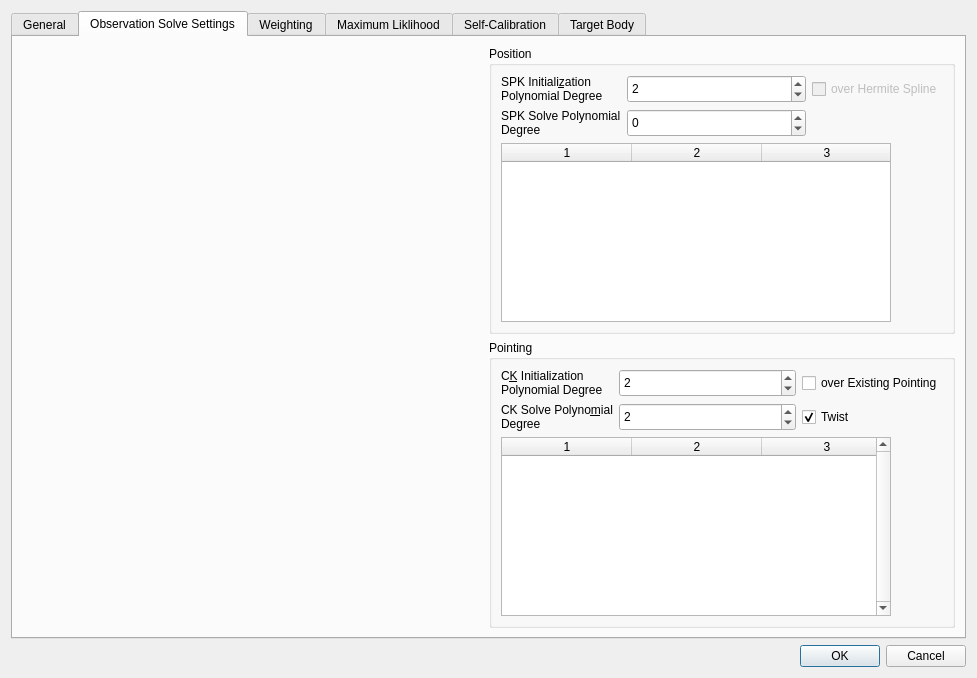
The window that isis/src/qisis/objs/JigsawSetupDialog/JigsawSetupDialog.ui (DOI-USGS/ISIS3) describes before a commit, drawn with Qt 5.
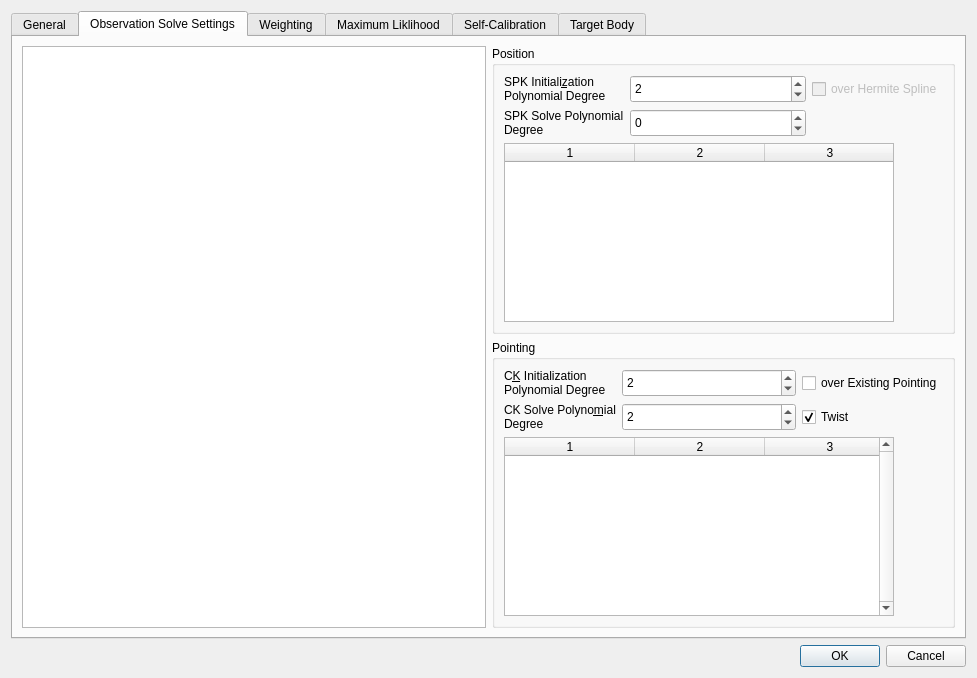
The same window after the commit. The open tabs and pages were chosen to show the change. Icons and pictures are not drawn.

Commit message: initial treeview using proxy model for observation settings

```diff
--- a/isis/src/qisis/objs/JigsawSetupDialog/JigsawSetupDialog.ui
+++ b/isis/src/qisis/objs/JigsawSetupDialog/JigsawSetupDialog.ui
@@ -954,18 +954,18 @@
              <zorder>twistCheckBox_2</zorder>
             </widget>
            </item>
-           <item row="0" column="0">
-            <spacer name="horizontalSpacer">
-             <property name="orientation">
-              <enum>Qt::Horizontal</enum>
+           <item row="0" column="0" rowspan="2">
+            <widget class="QTreeView" name="treeView">
+             <property name="editTriggers">
+              <set>QAbstractItemView::NoEditTriggers</set>
              </property>
-             <property name="sizeHint" stdset="0">
-              <size>
-               <width>40</width>
-               <height>20</height>
-              </size>
+             <property name="selectionMode">
+              <enum>QAbstractItemView::ExtendedSelection</enum>
              </property>
-            </spacer>
+             <property name="headerHidden">
+              <bool>true</bool>
+             </property>
+            </widget>
            </item>
           </layout>
          </widget>
```
Left out of the diff: 2 changed lines with no effect on the pictures. The commit also changes 1 other file.
